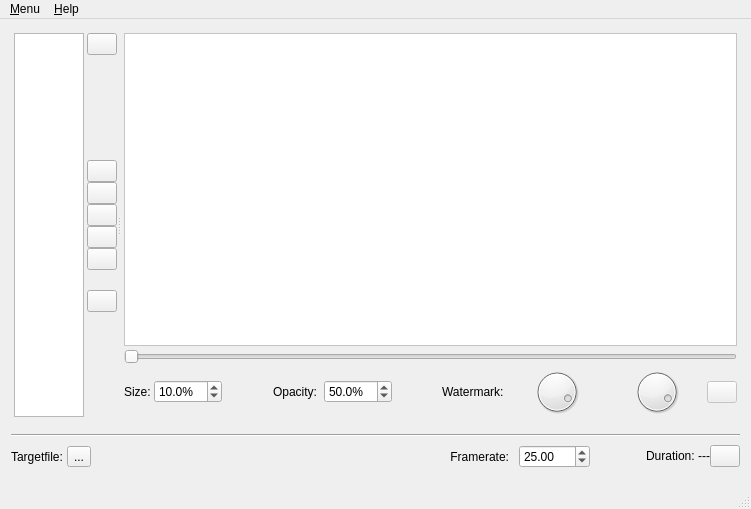
wookenny/frameboy, file src/mainwindow.ui: the form before one commit.
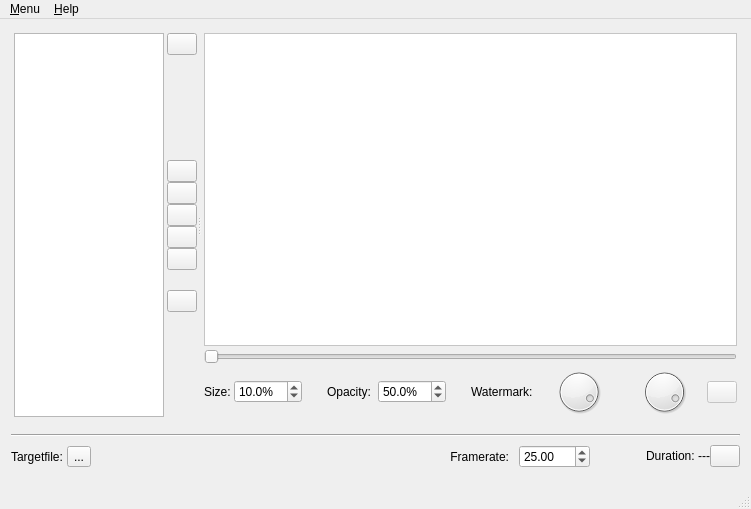
The form after the commit. Icons and pictures are not drawn. Custom widgets are drawn as their Qt base class.

Commit message: removed bad update mechanism, UI with splitter

Diff of the .ui file:
```diff
--- a/src/mainwindow.ui
+++ b/src/mainwindow.ui
@@ -58,6 +58,12 @@
             <verstretch>1</verstretch>
            </sizepolicy>
           </property>
+          <property name="minimumSize">
+           <size>
+            <width>150</width>
+            <height>0</height>
+           </size>
+          </property>
           <property name="styleSheet">
            <string notr="true"/>
           </property>
```
The commit also changes 3 other files.
